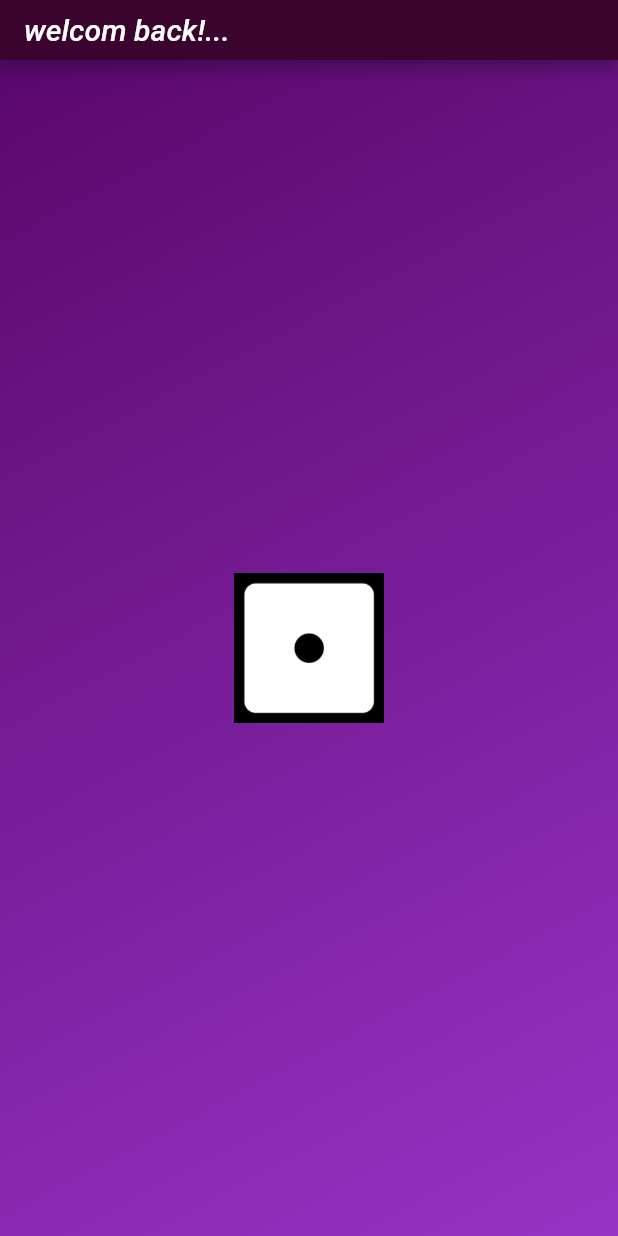
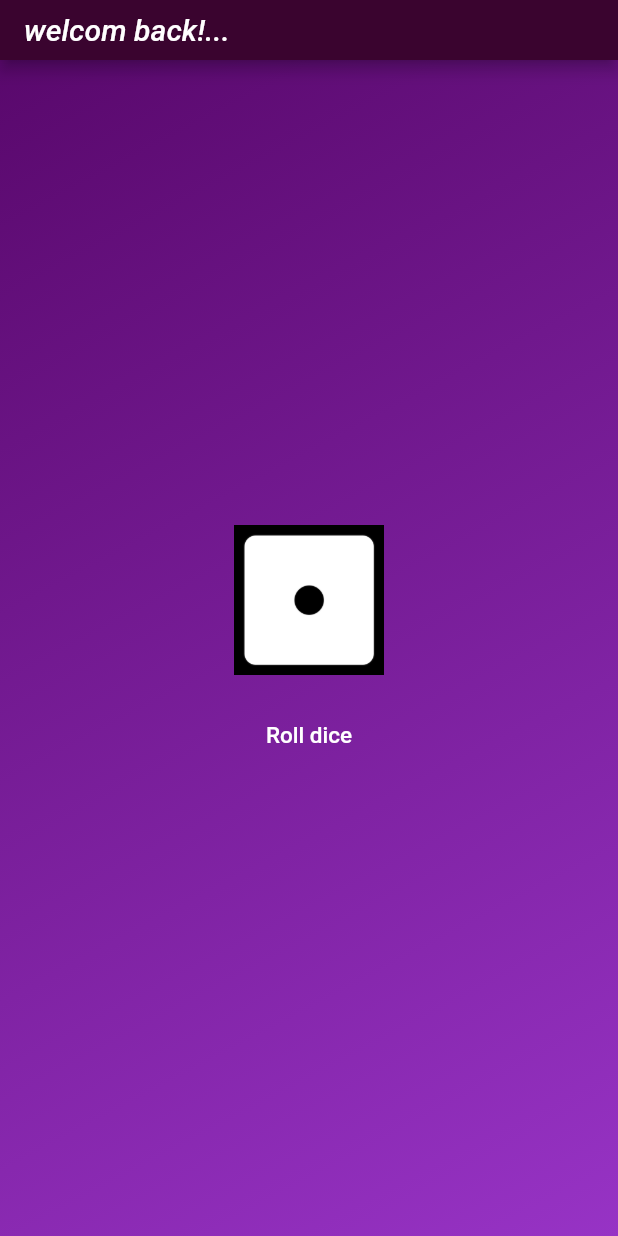
Before and after one commit to akashdevav/Started_Flutter, a Flutter app: the screen it shows after launch, on a phone screen of 412 x 824 dp. Run offline on Flutter 3.47's test engine with Material 2 defaults, Android fonts, the phone set to English and light mode, and no system bars.

Commit message:
added button

```diff
--- a/hello_world/lib/gradient_container.dart
+++ b/hello_world/lib/gradient_container.dart
@@ -1,5 +1,4 @@
 import 'package:flutter/material.dart';
-
 
 //created separate class for container widget
 /*By creating a class some steps that must be followed:
@@ -9,26 +8,47 @@ import 'package:flutter/material.dart';
   -> finally there is a build function which can return the widget */
 
 //Reusable widgets and constructor function
-const aligntop = Alignment.topLeft; // defines a variables for the object properties
+const aligntop =
+    Alignment.topLeft; // defines a variables for the object properties
 const alignbottom = Alignment.bottomRight;
 
 class GradientContainer extends StatelessWidget {
   //initiate constructor
-  const GradientContainer(this.colors1, this.colors2, {super.key});
+   GradientContainer(this.colors1, this.colors2, {super.key});
 
-  const GradientContainer.purple({super.key})
-      : colors1 = const Color.fromARGB(255, 89, 8, 108),
-        colors2 = const Color.fromARGB(255, 151, 51, 197);
+// multiple construction method :-
+  // const GradientContainer.purple({super.key})
+  //     : colors1 = const Color.fromARGB(255, 89, 8, 108),
+  //       colors2 = const Color.fromARGB(255, 151, 51, 197);
 
   final Color colors1;
   final Color colors2;
+
+  var diceImage = 'assets/Images/dice-1.png';
+  void RollDice_btn() {
+    diceImage = 'assets/Images/dice-3.png';
+  }
+
   @override
   Widget build(context) {
     return Container(
       decoration: BoxDecoration(
           gradient: LinearGradient(
               colors: [colors1, colors2], begin: aligntop, end: alignbottom)),
-      child: Center(child: Image.asset('assets/Images/dice-1.png', height: 100.0, width: 100.0),),
+      child: Center(
+          child: Column(
+        mainAxisSize: MainAxisSize.min,
+        children: [
+          Image.asset(diceImage, height: 100.0, width: 100.0),
+          const Padding(padding: EdgeInsets.all(8.0)),
+          TextButton(
+              onPressed: RollDice_btn,
+              child: const Text(
+                'Roll dice',
+                style: TextStyle(fontSize: 15.0, color: Colors.white),
+              ))
+        ],
+      )),
     );
   }
 }
```
Also changed, not shown: hello_world/lib/main.dart (+4 -3 lines).
